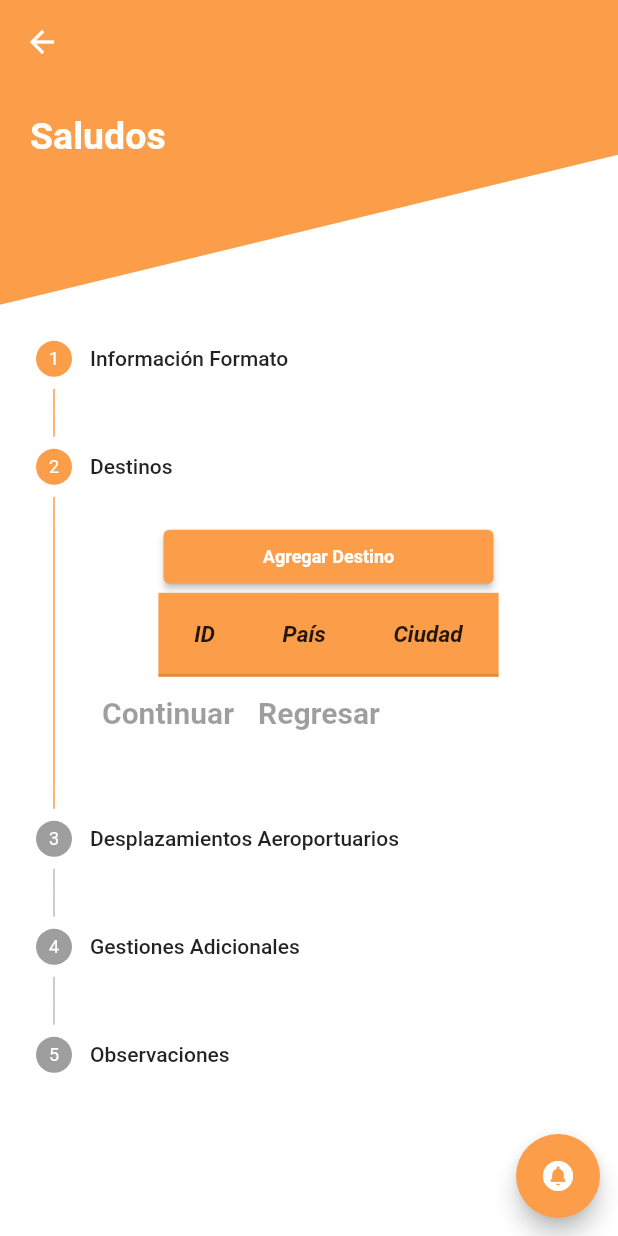
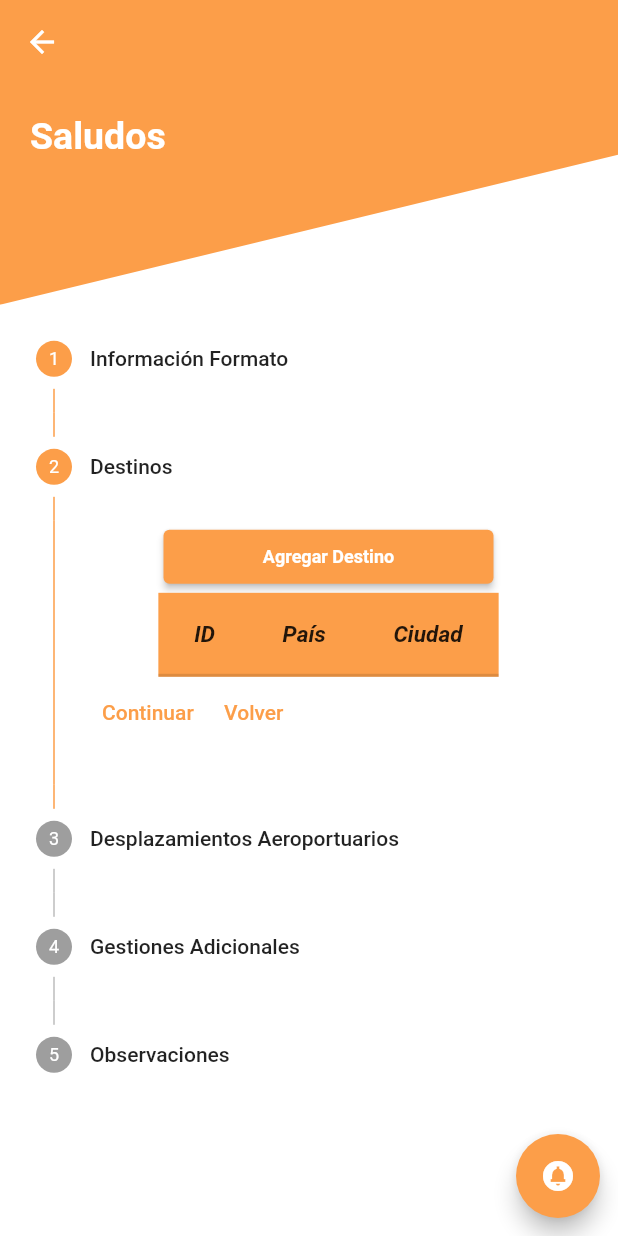
Before and after one commit to David-ctrlDev/MSM_Flutter_APP, a Flutter app: the TravelExpensesForm screen opened directly with empty values, after a tap on an icon or button, on a phone screen of 412 x 824 dp. Run offline on Flutter 3.47's test engine with Material 2 defaults, Android fonts, the phone set to English and light mode, and no system bars; our stand-ins replace flutter_custom_clippers, flutter_easyloading, image_picker, select_form_field; missing offline and left inert: draggable_fab; Roboto replaces fonts that are missing (Helvetica).

Commit message:
Update with Camera Acces

```diff
--- /dev/null
+++ b/lib/components/cameraPicture.dart
@@ -0,0 +1,67 @@
+import 'dart:io';
+
+import 'package:image_picker/image_picker.dart';
+import 'package:flutter/material.dart';
+
+
+class ImagePickerWidget extends StatefulWidget {
+  @override
+  State<StatefulWidget> createState() {
+    return _ImagePickerState();
+  }
+}
+
+class _ImagePickerState extends State<ImagePickerWidget> {
+  var _imgPath;
+
+  @override
+  Widget build(BuildContext context) {
+    return SingleChildScrollView(
+          child: Column(
+            children: <Widget>[
+              _ImageView(_imgPath),
+              ElevatedButton(
+                onPressed: _takePhoto,
+                child: Text ("Foto"),
+              ),
+              ElevatedButton(
+                onPressed: _openGallery,
+                                 child:Text ("Seleccionar foto"),
+              ),
+            ],
+          ),
+        );
+  }
+  Widget _ImageView(imgPath) {
+    if (imgPath == null) {
+      return Center(
+                 child:Text("Seleccione una foto o tome una foto"),
+      );
+    } else {
+
+      return Image.file(File(
+        imgPath.path),
+      );
+    }
+  }
+
+
+     /*Toma una foto*/
+  Future _takePhoto() async {
+    final ImagePicker _picker = ImagePicker();
+    var image = await _picker.pickImage(source: ImageSource.camera);
+
+    setState(() {
+      _imgPath = image;
+    });
+  }
+
+     /*Álbum*/
+  _openGallery() async {
+    final ImagePicker _picker = ImagePicker();
+    var image = await _picker.pickImage(source: ImageSource.gallery);
+    setState(() {
+      _imgPath = image;
+    });
+  }
+}
--- a/lib/components/destinationForm.dart
+++ b/lib/components/destinationForm.dart
@@ -1,4 +1,3 @@
-import 'package:flutter/cupertino.dart';
 import 'package:flutter/material.dart';
 
 
--- a/lib/components/draggableActionButton.dart
+++ b/lib/components/draggableActionButton.dart
@@ -1,4 +1,3 @@
-import 'package:flutter/cupertino.dart';
 import 'package:flutter/material.dart';
 import 'package:draggable_fab/draggable_fab.dart';
 import 'package:msm_mobile_app/utilities/constants.dart';
--- a/lib/components/travelExpensesFormContainer1.dart
+++ b/lib/components/travelExpensesFormContainer1.dart
@@ -1,4 +1,3 @@
-import 'package:flutter/cupertino.dart';
 import 'package:flutter/material.dart';
 import 'package:flutter_easyloading/flutter_easyloading.dart';
 import 'package:intl/intl.dart';
--- a/lib/components/travelExpensesFormContainer2.dart
+++ b/lib/components/travelExpensesFormContainer2.dart
@@ -1,6 +1,6 @@
-import 'package:flutter/cupertino.dart';
+
 import 'package:flutter/material.dart';
-import 'package:flutter/services.dart';
+
 import 'package:flutter_easyloading/flutter_easyloading.dart';
 import 'package:flutter_staggered_grid_view/flutter_staggered_grid_view.dart';
 import 'package:intl/intl.dart';
--- a/lib/pages/loginPage.dart
+++ b/lib/pages/loginPage.dart
@@ -1,4 +1,4 @@
-import 'package:flutter/cupertino.dart';
+
 import 'package:flutter/material.dart';
 import 'package:flutter_easyloading/flutter_easyloading.dart';
 import 'package:msm_mobile_app/pages/homePage.dart';
--- a/lib/pages/travelExpenses/travelExpensesForm.dart
+++ b/lib/pages/travelExpenses/travelExpensesForm.dart
@@ -1,5 +1,7 @@
+
 import 'package:flutter/material.dart';
 import 'package:msm_mobile_app/components/alertDialog.dart';
+import 'package:msm_mobile_app/components/cameraPicture.dart';
 import 'package:msm_mobile_app/components/draggableActionButton.dart';
 import 'package:msm_mobile_app/components/travelExpensesFormContainer1.dart';
 import 'package:msm_mobile_app/components/travelExpensesFormContainer2.dart';
@@ -24,11 +26,11 @@ class _TravelExpensesFormState extends State<TravelExpensesForm> {
     this.data,
   );
 
-  void showAlert(BuildContext context) {}
+
 
   Widget build(BuildContext context) {
     Size size = MediaQuery.of(context).size;
-    Future.delayed(Duration.zero, () => showAlert(context));
+
 
     return (Scaffold(
         floatingActionButtonLocation: FloatingActionButtonLocation.miniEndFloat,
@@ -88,25 +90,16 @@ class _TravelExpensesFormState extends State<TravelExpensesForm> {
                     padding: EdgeInsets.fromLTRB(0, 0, 10, 20),
                     height: 600,
                     child: Stepper(
-                        controlsBuilder: (BuildContext context,
-                            {VoidCallback? onStepContinue,
-                            VoidCallback? onStepCancel}) {
+                        controlsBuilder: (BuildContext context, ControlsDetails controls) {
                   return Row(
-                            children: [
+                    children: <Widget>[
                       TextButton(
-                                  onPressed: onStepContinue,
-                                  child: const Text(
-                                    'Continuar',
-                                    style: TextStyle(
-                                        fontWeight: FontWeight.bold,
-                                        fontSize: 20),
-                                  )),
+                        onPressed: controls.onStepContinue,
+                        child: const Text('Continuar'),
+                      ),
                       TextButton(
-                                onPressed: onStepCancel,
-                                child: const Text('Regresar',
-                                    style: TextStyle(
-                                        fontWeight: FontWeight.bold,
-                                        fontSize: 20)),
+                        onPressed: controls.onStepCancel,
+                        child: const Text('Volver'),
                       ),
                     ],
                   );
@@ -170,7 +163,7 @@ List<Step> getSteps() => [
       Step(
           isActive: currentStep >= 4,
           title: Text("Observaciones"),
-          content: Container()),
+          content: ImagePickerWidget()),
     ];
 
 class SimpleClipper2 extends CustomClipper<Path> {
--- a/pubspec.yaml
+++ b/pubspec.yaml
@@ -32,8 +32,10 @@ dependencies:
   intl: ^0.17.0
   flutter_custom_clippers: 2.0.0
   flutter_staggered_grid_view: 0.6.1
-
-
+  camera:
+  path_provider:
+  path:
+  image_picker: ^0.8.4+10
 
 
 
```
Also changed, not shown: lib/main.dart (+3 -4 lines), pubspec.lock, 3 other files. Lines whose indentation alone changed are shown as unchanged.
